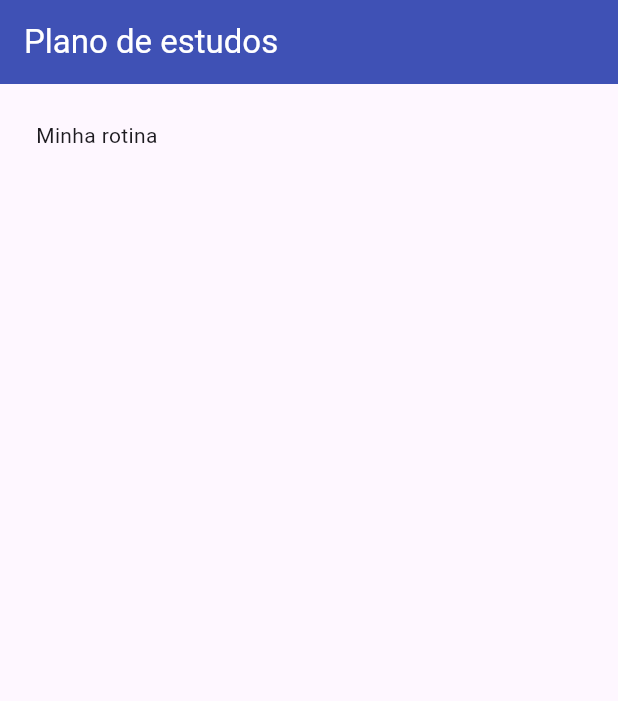
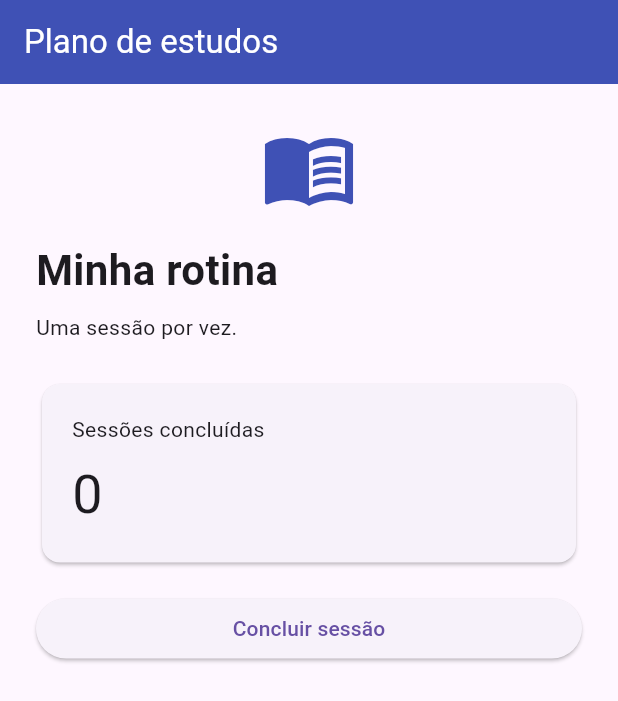
Before and after one commit to Pablo-Almeida345/plano_estudos, a Flutter app: the screen it shows after launch, on a phone screen of 412 x 824 dp. Shown: the top 701 px of the screen. Run offline on Flutter 3.47's test engine with Material 3 defaults, Android fonts, the phone set to English and light mode, and no system bars.

Commit message:
Toca de classe

```diff
--- a/lib/main.dart
+++ b/lib/main.dart
@@ -1,23 +1,24 @@
 import 'package:flutter/material.dart';
 
 void main() {
-  runApp(const PlanoEstudosApp());
+  runApp(
+    const MaterialApp(
+      home: TelaEstudos(),
+      debugShowCheckedModeBanner: false,
+    ),
+  );
 }
 
-class PlanoEstudosApp extends StatelessWidget {
-  const PlanoEstudosApp({super.key});
+class TelaEstudos extends StatefulWidget {
+  const TelaEstudos({super.key});
 
   @override
-  Widget build(BuildContext context) {
-  return const MaterialApp(
-        debugShowCheckedModeBanner: false,
-        home: TelaEstudos(),
-      );
-  }
+  State<TelaEstudos> createState() => _TelaEstudosState();
 }
 
-class TelaEstudos extends StatelessWidget {
-  const TelaEstudos({super.key});
+class _TelaEstudosState extends State<TelaEstudos> {
+  // Opcional: variável de contador para tornar o botão funcional
+  int _sessoesConcluidas = 0;
 
   @override
   Widget build(BuildContext context) {
@@ -33,13 +34,44 @@ class TelaEstudos extends StatelessWidget {
           child: Column(
             crossAxisAlignment: CrossAxisAlignment.stretch,
             children: [
-              const Text('Minha rotina'),
+              const Icon(Icons.menu_book, size: 64, color: Colors.indigo),
+              const SizedBox(height: 16),
+              const Text(
+                'Minha rotina',
+                style: TextStyle(fontSize: 28, fontWeight: FontWeight.bold),
+              ),
+              const SizedBox(height: 8),
+              const Text('Uma sessão por vez.'),
+              const SizedBox(height: 24),
+              Card(
+                child: Padding(
+                  padding: const EdgeInsets.all(20),
+                  child: Column(
+                    crossAxisAlignment: CrossAxisAlignment.start,
+                    children: [
+                      const Text('Sessões concluídas'),
+                      const SizedBox(height: 8),
+                      Text(
+                        '$_sessoesConcluidas',
+                        style: const TextStyle(fontSize: 36),
+                      ),
+                    ],
+                  ),
+                ),
+              ),
+              const SizedBox(height: 16),
+              ElevatedButton(
+                onPressed: () {
+                  setState(() {
+                    _sessoesConcluidas++;
+                  });
+                },
+                child: const Text('Concluir sessão'),
+              ),
             ],
           ),
         ),
       ),
     );
   }
-
-
 }
```
